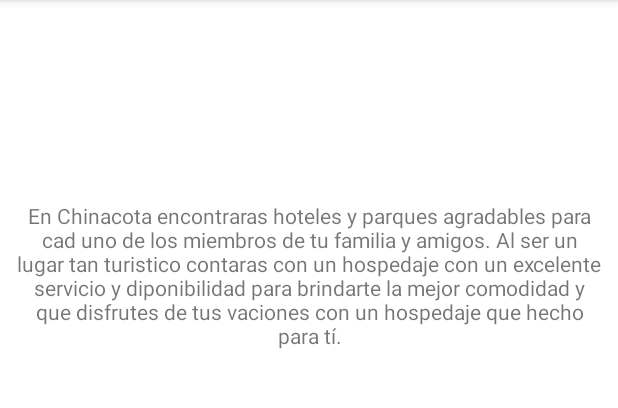
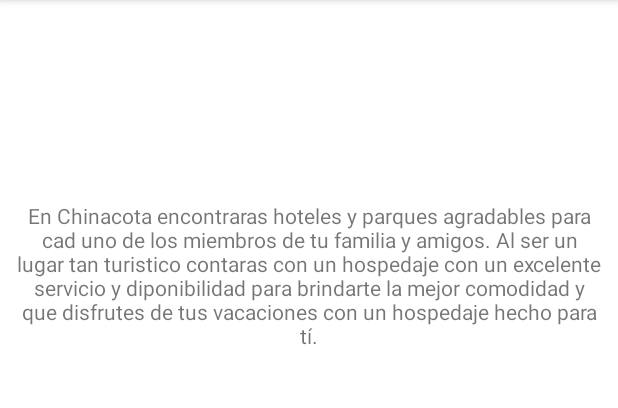
Before and after one commit to juandavidgafaro/mipueblo, an Android app: the Hoteles screen opened directly, with no data from a screen before it, on a phone screen of 412 x 824 dp, the part 84-492 px from its top. Run offline under Robolectric (Android 15) with nearby library versions, the phone set to English and light mode, and no system bars.

Commit message:
fix: se arregla el contenido de txt

```diff
--- a/app/src/main/res/values/strings.xml
+++ b/app/src/main/res/values/strings.xml
@@ -7,7 +7,7 @@
         miembros de tu familia y amigos.
 
         Al ser un lugar tan turistico contaras con un hospedaje con un excelente servicio y diponibilidad para
-        brindarte la mejor comodidad y que disfrutes de tus vaciones con un hospedaje que hecho para
+        brindarte la mejor comodidad y que disfrutes de tus vacaciones con un hospedaje hecho para
         tí.
     </string>
 
```
Also changed, not shown: app/src/main/res/drawable/fondoapp.png (added), 1 other file.
